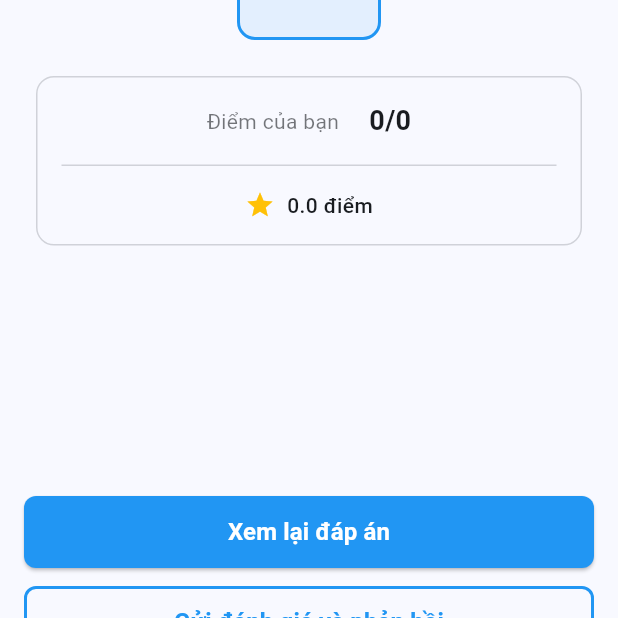
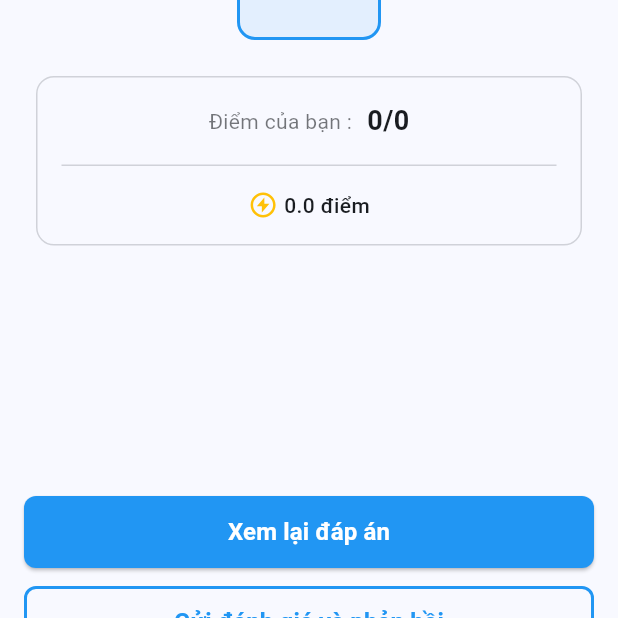
Before and after one commit to nhattVim/QnuQuiz, a Flutter app: the QuizResultScreen screen opened directly with empty values, on a phone screen of 412 x 824 dp, the part 554-1172 px from its top. Run offline on Flutter 3.47's test engine with Material 3 defaults, Android fonts, the phone set to English and light mode, and no system bars; our stand-ins replace appwrite, device_preview, dio, file_picker, fl_chart, flutter_boxicons and 10 more; accounts and stored records are empty; network calls fail; project files that could hold a hidden picture were left out.

Commit message:
Fix some things

```diff
--- a/frontend/lib/pages/dashboard_page.dart
+++ b/frontend/lib/pages/dashboard_page.dart
@@ -141,7 +141,7 @@ class DashboardPage extends ConsumerWidget {
                 ),
                 const SizedBox(height: 16),
                 const Padding(
-                  padding: EdgeInsets.symmetric(horizontal: 8),
+                  padding: EdgeInsets.symmetric(horizontal: 0),
                   child: ActionCard(),
                 ),
                 const SizedBox(height: 16),
--- a/frontend/lib/screens/quiz/quiz_result_screen.dart
+++ b/frontend/lib/screens/quiz/quiz_result_screen.dart
@@ -1,4 +1,5 @@
 import 'package:flutter/material.dart';
+import 'package:flutter_boxicons/flutter_boxicons.dart';
 import 'package:flutter_riverpod/flutter_riverpod.dart';
 import 'package:frontend/models/exam_result_model.dart';
 import 'package:frontend/screens/feedback_screen.dart';
@@ -216,7 +217,7 @@ class QuizResultScreen extends ConsumerWidget {
                             mainAxisAlignment: MainAxisAlignment.center,
                             children: [
                               Text(
-                                'Điểm của bạn',
+                                'Điểm của bạn :',
                                 style: TextStyle(
                                   fontSize: 14,
                                   color: colorScheme.onSurface.withValues(
@@ -224,7 +225,7 @@ class QuizResultScreen extends ConsumerWidget {
                                   ),
                                 ),
                               ),
-                              const SizedBox(width: 20),
+                              const SizedBox(width: 10),
                               Text(
                                 '$correctCount/$totalQuestions',
                                 style: TextStyle(
@@ -246,11 +247,11 @@ class QuizResultScreen extends ConsumerWidget {
                             mainAxisAlignment: MainAxisAlignment.center,
                             children: [
                               const Icon(
-                                Icons.star,
+                                Boxicons.bx_bolt_circle,
                                 color: Colors.amber,
                                 size: 20,
                               ),
-                              const SizedBox(width: 8),
+                              const SizedBox(width: 4),
                               Text(
                                 '$score điểm',
                                 style: TextStyle(
--- a/frontend/lib/widgets/dashboard/action_card.dart
+++ b/frontend/lib/widgets/dashboard/action_card.dart
@@ -119,7 +119,7 @@ class _ActionCardState extends State<ActionCard> {
         : slide.backgroundColor;
 
     return Container(
-      margin: const EdgeInsets.symmetric(horizontal: 8),
+      margin: const EdgeInsets.symmetric(horizontal: 16),
       decoration: BoxDecoration(
         color: backgroundColor,
         borderRadius: BorderRadius.circular(16),
```
Also changed, not shown: frontend/lib/screens/exam/widgets/exam_card.dart (+6 -1 lines).
